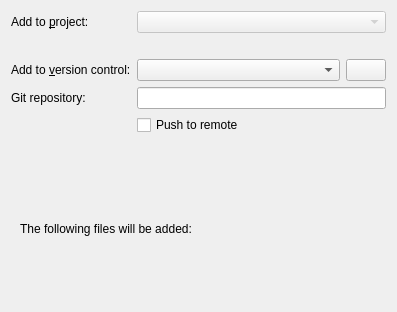
First picture: the form in gitremotecommand/wizard/projectwizardpage.ui, repository VMironiuk/git-remote-cmd-plugin, before the edit.
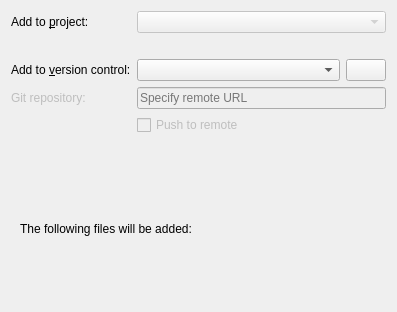
Second picture: the form after the edit. Custom widgets are drawn as their Qt base class.

Commit message: Add logic for UI of custom Summary page

Diff of the .ui file:
```diff
--- a/gitremotecommand/wizard/projectwizardpage.ui
+++ b/gitremotecommand/wizard/projectwizardpage.ui
@@ -81,16 +81,29 @@
      </item>
      <item row="3" column="0">
       <widget class="QLabel" name="gitRepoLabel">
+       <property name="enabled">
+        <bool>false</bool>
+       </property>
        <property name="text">
         <string>Git repository:</string>
        </property>
       </widget>
      </item>
      <item row="3" column="1" colspan="2">
-      <widget class="QLineEdit" name="gitRepoLineEdit"/>
+      <widget class="QLineEdit" name="gitRepoLineEdit">
+       <property name="enabled">
+        <bool>false</bool>
+       </property>
+       <property name="placeholderText">
+        <string>Specify remote URL</string>
+       </property>
+      </widget>
      </item>
      <item row="4" column="1" colspan="2">
       <widget class="QCheckBox" name="pushToRemoteCheckBox">
+       <property name="enabled">
+        <bool>false</bool>
+       </property>
        <property name="text">
         <string>Push to remote</string>
        </property>
```
The commit also changes 3 other files.
